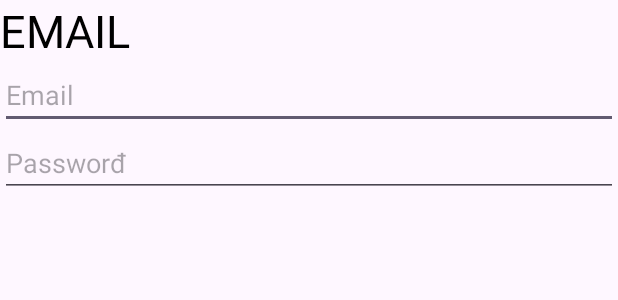
After one commit to EyelessJack0903/AppNhom6, an Android app: the layout activity_google_login.xml on its own in the app's theme, with its tools: preview values and no code run, on a phone screen of 412 x 824 dp. The commit adds this screen. Shown: the top 300 px of the screen. Run offline under Robolectric (Android 15) with nearby library versions, the phone set to English and light mode, and no system bars.

Commit message:
update sign_in google

```diff
--- a/app/src/main/AndroidManifest.xml
+++ b/app/src/main/AndroidManifest.xml
@@ -1,6 +1,8 @@
 <?xml version="1.0" encoding="utf-8"?>
 <manifest xmlns:android="http://schemas.android.com/apk/res/android"
     xmlns:tools="http://schemas.android.com/tools">
+
+    <uses-permission android:name="android.permission.INTERNET"/>
 
     <application
         android:allowBackup="true"
@@ -43,6 +45,7 @@
             android:name=".Activity.IntroActivity"
             android:exported="true" />
         <activity android:name=".Activity.UpdatePasswordActivity" />
+        <meta-data android:name="com.facebook.sdk.ApplicationId" android:value="@string/facebook_app_id"/>
     </application>
 
 </manifest>
--- a/app/src/main/java/com/example/myapplaptop/Activity/MainActivity.java
+++ b/app/src/main/java/com/example/myapplaptop/Activity/MainActivity.java
@@ -24,6 +24,7 @@ import com.example.myapplaptop.Activity.Domain.Model;
 import com.example.myapplaptop.Activity.Domain.Type;
 import com.example.myapplaptop.R;
 import com.example.myapplaptop.databinding.ActivityMainBinding;
+import com.google.android.gms.auth.api.signin.GoogleSignInClient;
 import com.google.firebase.Firebase;
 import com.google.firebase.FirebaseApp;
 import com.google.firebase.auth.FirebaseAuth;
@@ -43,6 +44,7 @@ import java.util.List;
 
 public class MainActivity extends BaseActivity {
     private ActivityMainBinding binding;
+
 
     @Override
     protected void onCreate(Bundle savedInstanceState) {
--- /dev/null
+++ b/app/src/main/java/com/example/myapplaptop/Activity/login_google.java
@@ -0,0 +1,6 @@
+package com.example.myapplaptop.Activity;
+
+import androidx.appcompat.app.AppCompatActivity;
+
+public class login_google extends AppCompatActivity {
+}
--- /dev/null
+++ b/app/src/main/res/layout/activity_google_login.xml
@@ -0,0 +1,28 @@
+<?xml version="1.0" encoding="utf-8"?>
+<androidx.appcompat.widget.LinearLayoutCompat xmlns:android="http://schemas.android.com/apk/res/android"
+    android:layout_width="match_parent"
+    android:layout_height="match_parent"
+    android:orientation="vertical">
+
+    <TextView
+        android:layout_width="wrap_content"
+        android:layout_height="wrap_content"
+        android:text="EMAIL"
+        android:textColor="@color/black"
+        android:textSize="30dp"/>
+
+    <EditText
+        android:id="@+id/email"
+        android:layout_width="match_parent"
+        android:layout_height="wrap_content"
+        android:hint="Email"
+        android:textColor="@color/black"/>
+
+    <EditText
+        android:id="@+id/password"
+        android:layout_width="match_parent"
+        android:layout_height="wrap_content"
+        android:hint="Passworđ"
+        android:textColor="@color/black"/>
+
+</androidx.appcompat.widget.LinearLayoutCompat>
--- a/app/src/main/res/values/strings.xml
+++ b/app/src/main/res/values/strings.xml
@@ -1,3 +1,4 @@
 <resources>
     <string name="app_name">MyAppLaptop</string>
+    <string name="facebook_app_id">857137016464046</string>
 </resources>
--- a/build.gradle.kts
+++ b/build.gradle.kts
@@ -1,6 +1,7 @@
 buildscript {
     dependencies {
-        classpath(libs.google.services)
+        //classpath(libs.google.services)
+        classpath("com.google.gms:google-services:4.4.2")
     }
 }
 // Top-level build file where you can add configuration options common to all sub-projects/modules.
@@ -8,4 +9,5 @@ plugins {
     alias(libs.plugins.androidApplication) apply false
     id("com.google.gms.google-services") version "4.4.2" apply false
 
+
 }
```
Also changed, not shown: app/build.gradle.kts (+12 -4 lines), app/src/main/java/com/example/myapplaptop/Activity/LoginActivity.java (+127 -1 lines), app/src/main/java/com/example/myapplaptop/Activity/gmailUser.java (added, +40 -0 lines), app/src/main/res/layout/activity_login.xml (+6 -5 lines), gradle/libs.versions.toml (+26 -2 lines), gradle/wrapper/gradle-wrapper.properties, 1 other file.
